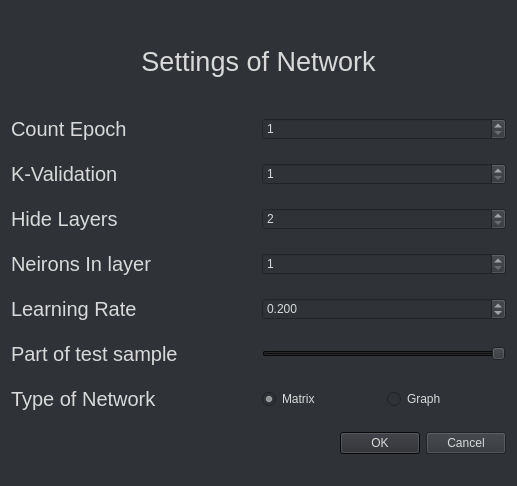
The window that src/qclass/settings/settings.ui (yaroshenkonikita/AlphabetMLP) describes before a commit, drawn with Qt 5.
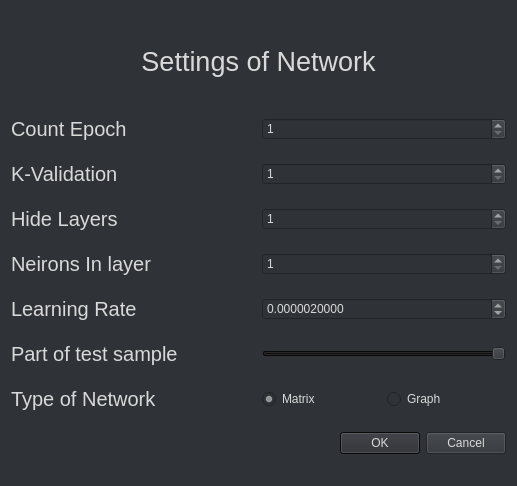
The same window after the commit.

Diff of the .ui file:
```diff
--- a/src/qclass/settings/settings.ui
+++ b/src/qclass/settings/settings.ui
@@ -128,10 +128,10 @@
      <item>
       <widget class="QSpinBox" name="layers_spin_box">
        <property name="minimum">
-        <number>2</number>
+        <number>1</number>
        </property>
        <property name="maximum">
-        <number>5</number>
+        <number>20</number>
        </property>
       </widget>
      </item>
@@ -180,19 +180,19 @@
      <item>
       <widget class="QDoubleSpinBox" name="learning_rate_double_spin_box">
        <property name="decimals">
-        <number>3</number>
+        <number>10</number>
        </property>
        <property name="minimum">
-        <double>0.001000000000000</double>
+        <double>0.000000000100000</double>
        </property>
        <property name="maximum">
-        <double>10.000000000000000</double>
+        <double>1000.000000000000000</double>
        </property>
        <property name="singleStep">
         <double>0.010000000000000</double>
        </property>
        <property name="value">
-        <double>0.200000000000000</double>
+        <double>0.000002000000000</double>
        </property>
       </widget>
      </item>
```
Left out of the diff: 8 changed lines with no effect on the pictures.
